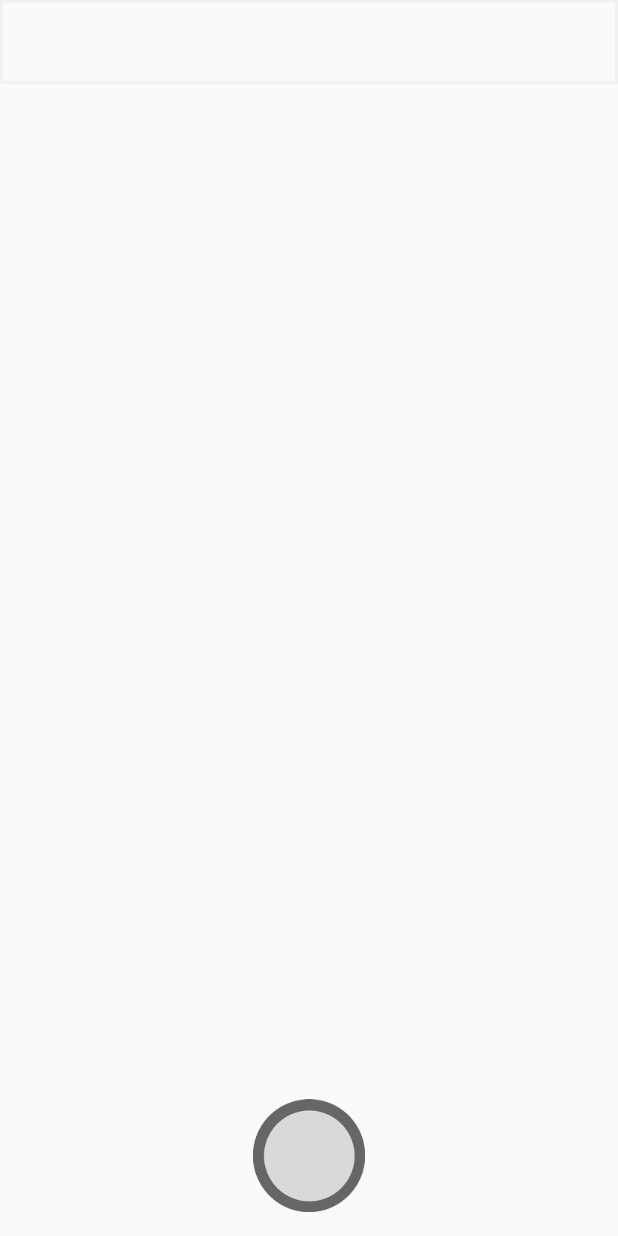
After one commit to NikShuvalov/Mirror-Mirror, an Android app: the layout activity_content.xml on its own in the app's theme, with its tools: preview values and no code run, on a phone screen of 412 x 824 dp. The commit adds this screen. Run offline under Robolectric (Android 15) with nearby library versions, the phone set to English and light mode, and no system bars.

Commit message:
Added a transparent toolbar, and a navigation view

```diff
--- a/app/build.gradle
+++ b/app/build.gradle
@@ -7,8 +7,8 @@ android {
         applicationId "shuvalov.nikita.mirrormirror"
         minSdkVersion 16
         targetSdkVersion 25
-        versionCode 4
-        versionName "0.3.1 Pulling Hairs out of Hats"
+        versionCode 5
+        versionName "v0.4.0 Drawers And Dragons"
         testInstrumentationRunner "android.support.test.runner.AndroidJUnitRunner"
     }
     buildTypes {
--- /dev/null
+++ b/app/src/main/res/drawable/toolbar_bg.xml
@@ -0,0 +1,13 @@
+<?xml version="1.0" encoding="utf-8"?>
+<shape xmlns:android="http://schemas.android.com/apk/res/android"
+       android:shape="rectangle"
+    >
+    <stroke
+        android:width="2dp"
+        android:color="#AEEE"
+        />
+    <solid
+        android:color="#0000"/>
+
+
+</shape>
--- /dev/null
+++ b/app/src/main/res/layout/activity_content.xml
@@ -0,0 +1,38 @@
+<?xml version="1.0" encoding="utf-8"?>
+<RelativeLayout
+    xmlns:android="http://schemas.android.com/apk/res/android"
+    android:layout_height="match_parent"
+    android:layout_width="match_parent">
+
+
+    <FrameLayout
+        android:id="@+id/preview"
+        android:layout_width="match_parent"
+        android:layout_height="match_parent"/>
+    <FrameLayout
+        android:id="@+id/face_detect"
+        android:layout_width="match_parent"
+        android:layout_height="match_parent"/>
+
+    <RelativeLayout
+        android:id="@+id/hud_overlay"
+        android:layout_width="match_parent"
+        android:layout_height="match_parent">
+        <android.support.v7.widget.Toolbar
+            android:id="@+id/toolbar"
+            android:layout_width="match_parent"
+            android:layout_height="?android:attr/actionBarSize"
+            android:background="@drawable/toolbar_bg"/>
+
+        <ImageButton
+            android:id="@+id/camera_button"
+            android:layout_height="wrap_content"
+            android:layout_width="wrap_content"
+            android:clickable="true"
+            android:layout_centerHorizontal="true"
+            android:layout_alignParentBottom="true"
+            android:layout_marginBottom="16dp"
+            android:background="@drawable/camera_button_selector"
+            />
+    </RelativeLayout>
+</RelativeLayout>
--- a/app/src/main/res/values/strings.xml
+++ b/app/src/main/res/values/strings.xml
@@ -1,3 +1,5 @@
 <resources>
     <string name="app_name">Mirror Mirror</string>
+    <string name = "drawer_open">Drawer opened</string>
+    <string name ="drawer_closed">Drawer closed</string>
 </resources>
```
Also changed, not shown: app/src/main/java/shuvalov/nikita/mirrormirror/MainActivity.java (+21 -2 lines), app/src/main/res/layout/activity_main.xml (+16 -22 lines), app/src/main/res/menu/nav_menu.xml (added, +16 -0 lines).
